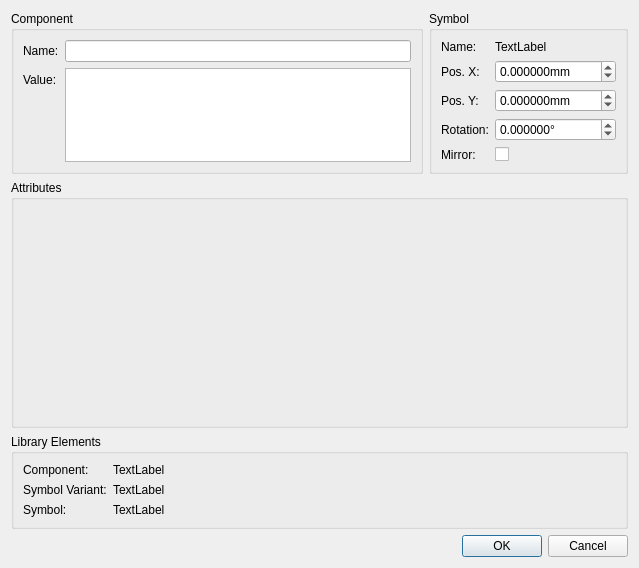
This is libs/librepcb/projecteditor/schematiceditor/symbolinstancepropertiesdialog.ui in LibrePCB/LibrePCB as Qt 5 draws it before an edit. The edited form follows.
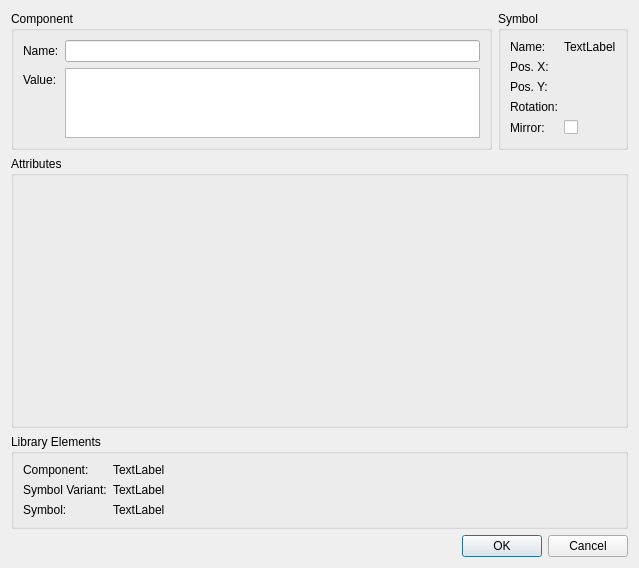
This is the edited form. Custom widgets are drawn as their Qt base class.

Commit message: Use unit edit widgets where suitable

What changed in the file:
```diff
--- a/libs/librepcb/projecteditor/schematiceditor/symbolinstancepropertiesdialog.ui
+++ b/libs/librepcb/projecteditor/schematiceditor/symbolinstancepropertiesdialog.ui
@@ -58,40 +58,6 @@
           </property>
          </widget>
         </item>
-        <item row="1" column="1">
-         <widget class="QDoubleSpinBox" name="spbxSymbInstPosX">
-          <property name="sizePolicy">
-           <sizepolicy hsizetype="Preferred" vsizetype="Fixed">
-            <horstretch>0</horstretch>
-            <verstretch>0</verstretch>
-           </sizepolicy>
-          </property>
-          <property name="maximumSize">
-           <size>
-            <width>16777215</width>
-            <height>16777215</height>
-           </size>
-          </property>
-          <property name="buttonSymbols">
-           <enum>QAbstractSpinBox::UpDownArrows</enum>
-          </property>
-          <property name="suffix">
-           <string notr="true">mm</string>
-          </property>
-          <property name="decimals">
-           <number>6</number>
-          </property>
-          <property name="minimum">
-           <double>-2000.000000000000000</double>
-          </property>
-          <property name="maximum">
-           <double>2000.000000000000000</double>
-          </property>
-          <property name="singleStep">
-           <double>2.540000000000000</double>
-          </property>
-         </widget>
-        </item>
         <item row="2" column="0">
          <widget class="QLabel" name="label_7">
           <property name="text">
@@ -99,37 +65,6 @@
           </property>
          </widget>
         </item>
-        <item row="2" column="1">
-         <widget class="QDoubleSpinBox" name="spbxSymbInstPosY">
-          <property name="sizePolicy">
-           <sizepolicy hsizetype="Preferred" vsizetype="Fixed">
-            <horstretch>0</horstretch>
-            <verstretch>0</verstretch>
-           </sizepolicy>
-          </property>
-          <property name="maximumSize">
-           <size>
-            <width>16777215</width>
-            <height>16777215</height>
-           </size>
-          </property>
-          <property name="suffix">
-           <string notr="true">mm</string>
-          </property>
-          <property name="decimals">
-           <number>6</number>
-          </property>
-          <property name="minimum">
-           <double>-2000.000000000000000</double>
-          </property>
-          <property name="maximum">
-           <double>2000.000000000000000</double>
-          </property>
-          <property name="singleStep">
-           <double>2.540000000000000</double>
-          </property>
-         </widget>
-        </item>
         <item row="3" column="0">
          <widget class="QLabel" name="label_8">
           <property name="text">
@@ -137,37 +72,6 @@
           </property>
          </widget>
         </item>
-        <item row="3" column="1">
-         <widget class="QDoubleSpinBox" name="spbxSymbInstAngle">
-          <property name="sizePolicy">
-           <sizepolicy hsizetype="Preferred" vsizetype="Fixed">
-            <horstretch>0</horstretch>
-            <verstretch>0</verstretch>
-           </sizepolicy>
-          </property>
-          <property name="maximumSize">
-           <size>
-            <width>16777215</width>
-            <height>16777215</height>
-           </size>
-          </property>
-          <property name="suffix">
-           <string notr="true">°</string>
-          </property>
-          <property name="decimals">
-           <number>6</number>
-          </property>
-          <property name="minimum">
-           <double>-360.000000000000000</double>
-          </property>
-          <property name="maximum">
-           <double>360.000000000000000</double>
-          </property>
-          <property name="singleStep">
-           <double>45.000000000000000</double>
-          </property>
-         </widget>
-        </item>
         <item row="4" column="0">
          <widget class="QLabel" name="label_5">
           <property name="text">
@@ -182,6 +86,15 @@
           </property>
          </widget>
         </item>
+        <item row="1" column="1">
+         <widget class="librepcb::LengthEdit" name="edtSymbInstPosX" native="true"/>
+        </item>
+        <item row="2" column="1">
+         <widget class="librepcb::LengthEdit" name="edtSymbInstPosY" native="true"/>
+        </item>
+        <item row="3" column="1">
+         <widget class="librepcb::AngleEdit" name="edtSymbInstRotation" native="true"/>
+        </item>
        </layout>
       </widget>
      </item>
@@ -383,6 +296,18 @@
   </layout>
  </widget>
  <customwidgets>
+  <customwidget>
+   <class>librepcb::LengthEdit</class>
+   <extends>QWidget</extends>
+   <header location="global">librepcb/common/widgets/lengthedit.h</header>
+   <container>1</container>
+  </customwidget>
+  <customwidget>
+   <class>librepcb::AngleEdit</class>
+   <extends>QWidget</extends>
+   <header location="global">librepcb/common/widgets/angleedit.h</header>
+   <container>1</container>
+  </customwidget>
   <customwidget>
    <class>librepcb::AttributeListEditorWidget</class>
    <extends>QWidget</extends>
```
The commit also changes 53 other files.
